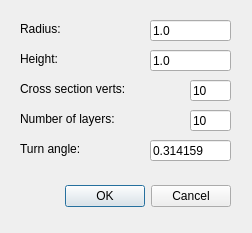
Above: schwarzdialog.ui from evouga/developable before the change. Below: the same form after it.
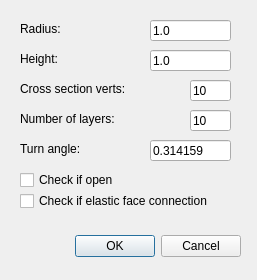
That is the form after the change.

The edit to the form file:
```diff
--- a/schwarzdialog.ui
+++ b/schwarzdialog.ui
@@ -6,8 +6,8 @@
    <rect>
     <x>0</x>
     <y>0</y>
-    <width>252</width>
-    <height>233</height>
+    <width>257</width>
+    <height>280</height>
    </rect>
   </property>
   <property name="windowTitle">
@@ -16,8 +16,8 @@
   <widget class="QDialogButtonBox" name="buttonBox">
    <property name="geometry">
     <rect>
-     <x>40</x>
-     <y>180</y>
+     <x>50</x>
+     <y>230</y>
      <width>191</width>
      <height>32</height>
     </rect>
@@ -159,6 +159,32 @@
     <string>0.314159</string>
    </property>
   </widget>
+  <widget class="QCheckBox" name="checkbox_openness">
+   <property name="geometry">
+    <rect>
+     <x>20</x>
+     <y>170</y>
+     <width>112</width>
+     <height>20</height>
+    </rect>
+   </property>
+   <property name="text">
+    <string>Check if open</string>
+   </property>
+  </widget>
+  <widget class="QCheckBox" name="checkbox_springs">
+   <property name="geometry">
+    <rect>
+     <x>20</x>
+     <y>191</y>
+     <width>223</width>
+     <height>20</height>
+    </rect>
+   </property>
+   <property name="text">
+    <string>Check if elastic face connection</string>
+   </property>
+  </widget>
  </widget>
  <resources/>
  <connections>
```
Left out of the diff: 10 changed lines with no effect on the pictures.
